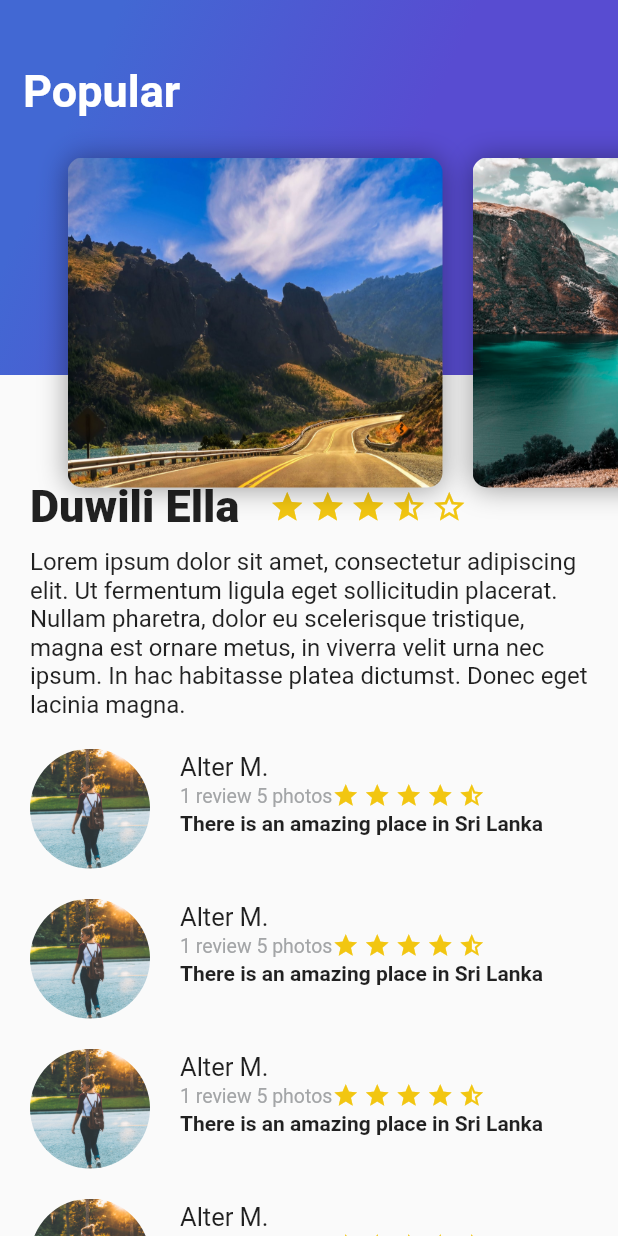
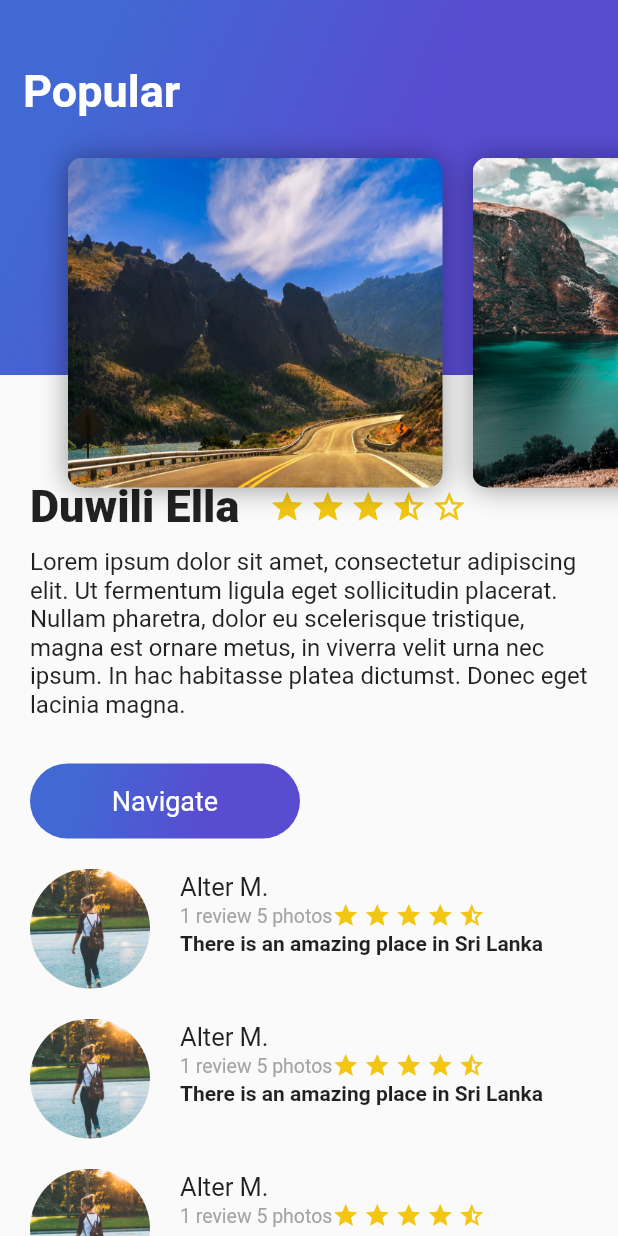
Before and after one commit to amoradel/platzi_trips_app, a Flutter app: the screen it shows after launch, on a phone screen of 412 x 824 dp. Run offline on Flutter 3.47's test engine with Material 2 defaults, Android fonts, the phone set to English and light mode, and no system bars; Roboto replaces fonts that are missing (Lato-Regular).

Commit message:
Purple Button

```diff
--- /dev/null
+++ b/lib/button_purple.dart
@@ -0,0 +1,38 @@
+import 'package:flutter/material.dart';
+
+class ButtonPurple extends StatelessWidget {
+  String buttonText;
+
+  ButtonPurple(this.buttonText);
+
+  @override
+  Widget build(BuildContext context) {
+    return Container(
+        margin: EdgeInsets.only(top: 30.0, left: 20.0, right: 20.0),
+        child: InkWell(
+            onTap: () {
+              Scaffold.of(context)
+                  .showSnackBar(SnackBar(content: Text("Navegando")));
+            },
+            child: Container(
+              height: 50.0,
+              width: 180.0,
+              decoration: BoxDecoration(
+                  borderRadius: BorderRadius.circular(30.0),
+                  gradient: LinearGradient(
+                      colors: [Color(0xFF4268D3), Color(0xFF584CD1)],
+                      begin: FractionalOffset(0.2, 0.0),
+                      end: FractionalOffset(1.0, 0.6),
+                      stops: [0.0, 0.6],
+                      tileMode: TileMode.clamp)),
+              child: Center(
+                  child: Text(
+                buttonText,
+                style: TextStyle(
+                    fontSize: 18.0,
+                    fontFamily: 'Lato-Regular',
+                    color: Colors.white),
+              )),
+            )));
+  }
+}
--- a/lib/description_place.dart
+++ b/lib/description_place.dart
@@ -1,4 +1,5 @@
 import 'package:flutter/material.dart';
+import 'package:platzi_trips_app/button_purple.dart';
 import 'package:platzi_trips_app/rating.dart';
 
 class DescriptionPlace extends StatelessWidget {
@@ -43,7 +44,8 @@ class DescriptionPlace extends StatelessWidget {
     );
 
     return Column(
-      children: <Widget>[titleStars, description],
+      crossAxisAlignment: CrossAxisAlignment.start,
+      children: <Widget>[titleStars, description, ButtonPurple('Navigate')],
     );
   }
 }
```
